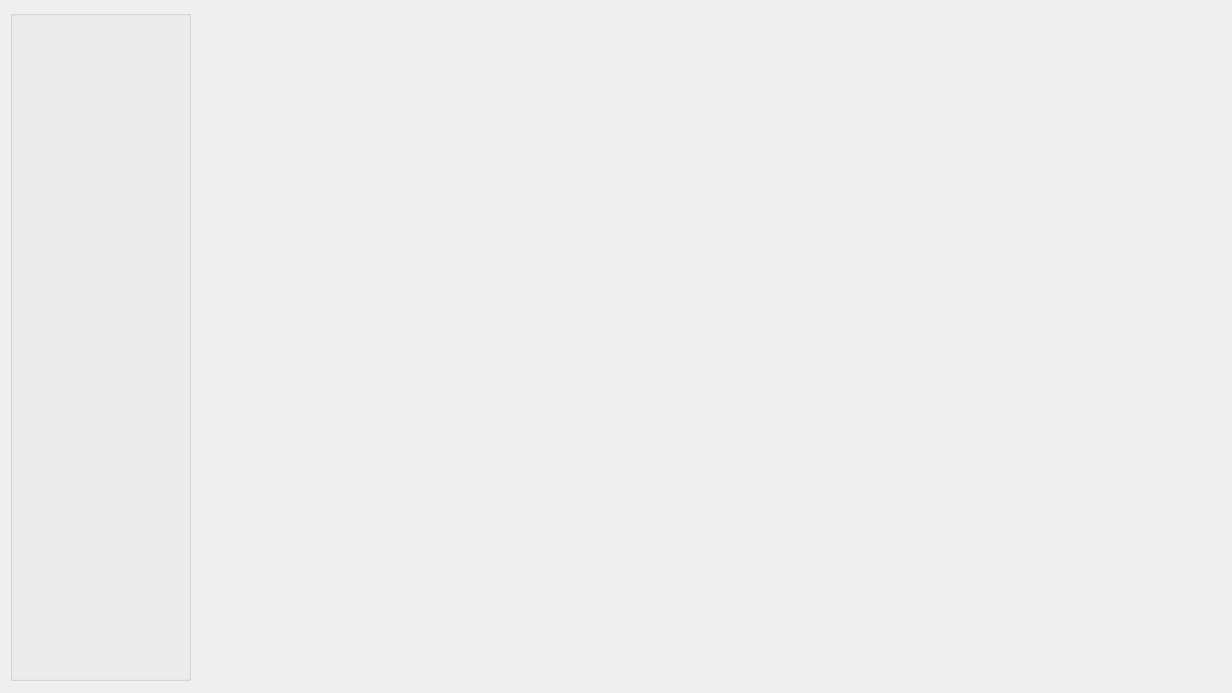
The window that res/layouts/mainWin.ui (Laniel88/HSC2-Python-gui) describes before a commit, drawn with Qt 5.
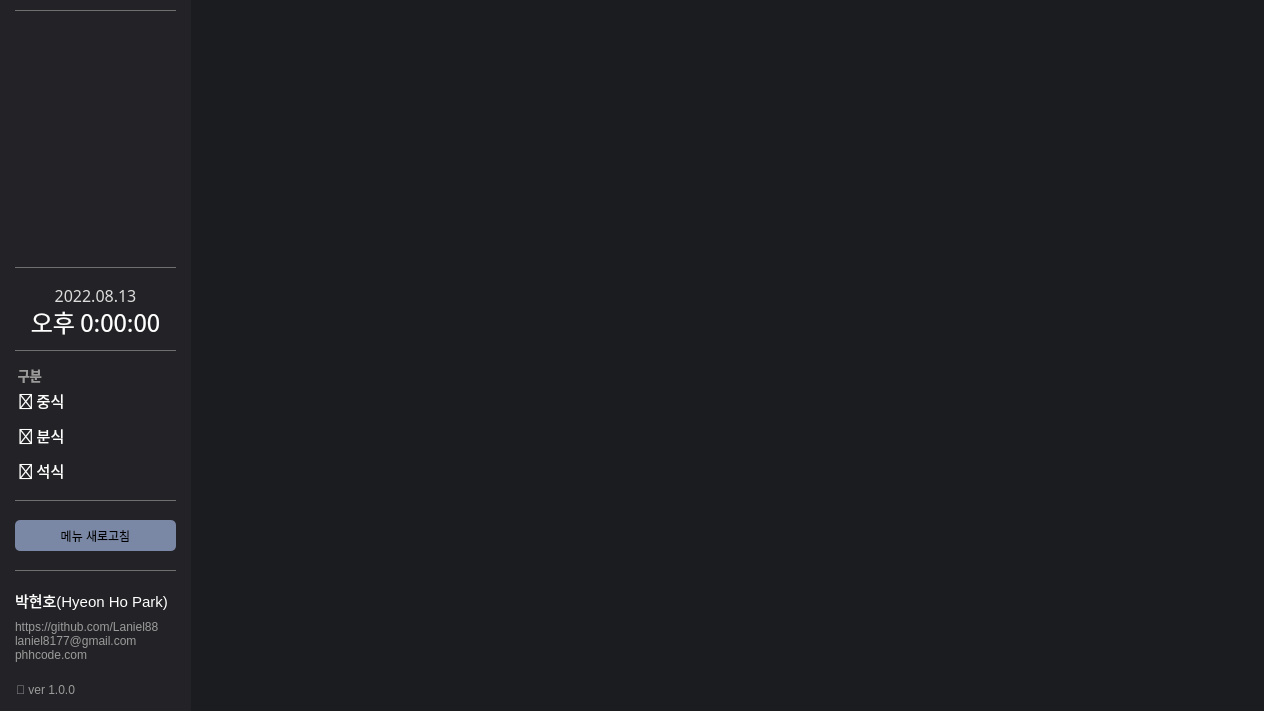
The same window after the commit.

Commit message:
add mainWIn menuBox
font pixel settings need to be added

```diff
--- a/res/layouts/mainWin.ui
+++ b/res/layouts/mainWin.ui
@@ -6,8 +6,8 @@
    <rect>
     <x>0</x>
     <y>0</y>
-    <width>1232</width>
-    <height>693</height>
+    <width>1264</width>
+    <height>711</height>
    </rect>
   </property>
   <property name="sizePolicy">
@@ -19,14 +19,20 @@
   <property name="windowTitle">
    <string>MainWindow</string>
   </property>
+  <property name="autoFillBackground">
+   <bool>false</bool>
+  </property>
+  <property name="styleSheet">
+   <string notr="true">background-color: rgb(26, 28, 31);</string>
+  </property>
   <widget class="QWidget" name="centralwidget">
-   <widget class="QGroupBox" name="groupBox">
+   <widget class="QGroupBox" name="menuBar">
     <property name="geometry">
      <rect>
-      <x>10</x>
-      <y>10</y>
-      <width>181</width>
-      <height>671</height>
+      <x>0</x>
+      <y>0</y>
+      <width>191</width>
+      <height>711</height>
      </rect>
     </property>
     <property name="sizePolicy">
@@ -35,9 +41,479 @@
       <verstretch>0</verstretch>
      </sizepolicy>
     </property>
+    <property name="autoFillBackground">
+     <bool>false</bool>
+    </property>
+    <property name="styleSheet">
+     <string notr="true">border: none;
+background-color: rgb(35, 35, 39);</string>
+    </property>
     <property name="title">
      <string/>
     </property>
+    <widget class="QLabel" name="mb_logoLabel">
+     <property name="geometry">
+      <rect>
+       <x>5</x>
+       <y>24</y>
+       <width>181</width>
+       <height>232</height>
+      </rect>
+     </property>
+     <property name="text">
+      <string/>
+     </property>
+    </widget>
+    <widget class="Line" name="mb_hLine1">
+     <property name="geometry">
+      <rect>
+       <x>15</x>
+       <y>267</y>
+       <width>161</width>
+       <height>1</height>
+      </rect>
+     </property>
+     <property name="sizePolicy">
+      <sizepolicy hsizetype="Expanding" vsizetype="Maximum">
+       <horstretch>0</horstretch>
+       <verstretch>0</verstretch>
+      </sizepolicy>
+     </property>
+     <property name="styleSheet">
+      <string notr="true">background-color: rgb(111, 111, 111);</string>
+     </property>
+     <property name="orientation">
+      <enum>Qt::Horizontal</enum>
+     </property>
+    </widget>
+    <widget class="Line" name="mb_hLine0">
+     <property name="geometry">
+      <rect>
+       <x>15</x>
+       <y>10</y>
+       <width>161</width>
+       <height>1</height>
+      </rect>
+     </property>
+     <property name="sizePolicy">
+      <sizepolicy hsizetype="Expanding" vsizetype="Maximum">
+       <horstretch>0</horstretch>
+       <verstretch>0</verstretch>
+      </sizepolicy>
+     </property>
+     <property name="styleSheet">
+      <string notr="true">background-color: rgb(111, 111, 111);</string>
+     </property>
+     <property name="orientation">
+      <enum>Qt::Horizontal</enum>
+     </property>
+    </widget>
+    <widget class="QGroupBox" name="buttonByMeal">
+     <property name="geometry">
+      <rect>
+       <x>15</x>
+       <y>355</y>
+       <width>161</width>
+       <height>141</height>
+      </rect>
+     </property>
+     <property name="title">
+      <string/>
+     </property>
+     <widget class="QPushButton" name="buttonA">
+      <property name="geometry">
+       <rect>
+        <x>0</x>
+        <y>30</y>
+        <width>161</width>
+        <height>31</height>
+       </rect>
+      </property>
+      <property name="font">
+       <font>
+        <family>Agency FB</family>
+        <pointsize>11</pointsize>
+        <weight>50</weight>
+        <bold>false</bold>
+       </font>
+      </property>
+      <property name="cursor">
+       <cursorShape>PointingHandCursor</cursorShape>
+      </property>
+      <property name="styleSheet">
+       <string notr="true">QPushButton{
+	border: none;
+	border-radius: 4px;
+	color: rgb(255, 255, 255);
+	text-align: left;
+}
+QPushButton::hover{
+	background-color: rgb(131, 120, 120);
+	color:rgb(0, 0, 0);
+	
+}</string>
+      </property>
+      <property name="text">
+       <string> 🍱 중식</string>
+      </property>
+     </widget>
+     <widget class="QPushButton" name="buttonB">
+      <property name="geometry">
+       <rect>
+        <x>0</x>
+        <y>65</y>
+        <width>161</width>
+        <height>31</height>
+       </rect>
+      </property>
+      <property name="font">
+       <font>
+        <family>Agency FB</family>
+        <pointsize>11</pointsize>
+        <weight>50</weight>
+        <bold>false</bold>
+       </font>
+      </property>
+      <property name="cursor">
+       <cursorShape>PointingHandCursor</cursorShape>
+      </property>
+      <property name="styleSheet">
+       <string notr="true">QPushButton{
+	border: none;
+	border-radius: 4px;
+	color: rgb(255, 255, 255);
+	text-align: left;
+}
+QPushButton::hover{
+	background-color: rgb(138, 127, 127);
+	color:rgb(0, 0, 0);
+	
+}</string>
+      </property>
+      <property name="text">
+       <string> 🍙 분식</string>
+      </property>
+     </widget>
+     <widget class="QPushButton" name="buttonC">
+      <property name="geometry">
+       <rect>
+        <x>0</x>
+        <y>100</y>
+        <width>161</width>
+        <height>31</height>
+       </rect>
+      </property>
+      <property name="font">
+       <font>
+        <family>Agency FB</family>
+        <pointsize>11</pointsize>
+        <weight>50</weight>
+        <bold>false</bold>
+       </font>
+      </property>
+      <property name="cursor">
+       <cursorShape>PointingHandCursor</cursorShape>
+      </property>
+      <property name="styleSheet">
+       <string notr="true">QPushButton{
+	border: none;
+	border-radius: 4px;
+	color: rgb(255, 255, 255);
+	text-align: left;
+}
+QPushButton::hover{
+	
+	background-color: rgb(131, 120, 120);
+	color:rgb(0, 0, 0);
+	
+}</string>
+      </property>
+      <property name="text">
+       <string> 🍛 석식</string>
+      </property>
+     </widget>
+     <widget class="QLabel" name="buttonInfoLabel">
+      <property name="geometry">
+       <rect>
+        <x>0</x>
+        <y>12</y>
+        <width>161</width>
+        <height>16</height>
+       </rect>
+      </property>
+      <property name="font">
+       <font>
+        <family>Agency FB</family>
+        <pointsize>10</pointsize>
+        <weight>75</weight>
+        <bold>true</bold>
+       </font>
+      </property>
+      <property name="styleSheet">
+       <string notr="true">color: rgb(155, 155, 155);</string>
+      </property>
+      <property name="text">
+       <string> 구분</string>
+      </property>
+     </widget>
+    </widget>
+    <widget class="QLabel" name="timeLabel_Date">
+     <property name="geometry">
+      <rect>
+       <x>15</x>
+       <y>285</y>
+       <width>161</width>
+       <height>21</height>
+      </rect>
+     </property>
+     <property name="font">
+      <font>
+       <family>Agency FB</family>
+       <pointsize>12</pointsize>
+      </font>
+     </property>
+     <property name="styleSheet">
+      <string notr="true">color: rgb(220, 220, 220);</string>
+     </property>
+     <property name="text">
+      <string>2022.08.13</string>
+     </property>
+     <property name="alignment">
+      <set>Qt::AlignCenter</set>
+     </property>
+    </widget>
+    <widget class="Line" name="mb_hLine2">
+     <property name="geometry">
+      <rect>
+       <x>15</x>
+       <y>350</y>
+       <width>161</width>
+       <height>1</height>
+      </rect>
+     </property>
+     <property name="sizePolicy">
+      <sizepolicy hsizetype="Expanding" vsizetype="Maximum">
+       <horstretch>0</horstretch>
+       <verstretch>0</verstretch>
+      </sizepolicy>
+     </property>
+     <property name="styleSheet">
+      <string notr="true">background-color: rgb(111, 111, 111);</string>
+     </property>
+     <property name="orientation">
+      <enum>Qt::Horizontal</enum>
+     </property>
+    </widget>
+    <widget class="QLabel" name="timeLabel_Time">
+     <property name="geometry">
+      <rect>
+       <x>15</x>
+       <y>306</y>
+       <width>161</width>
+       <height>31</height>
+      </rect>
+     </property>
+     <property name="font">
+      <font>
+       <family>Agency FB</family>
+       <pointsize>18</pointsize>
+      </font>
+     </property>
+     <property name="styleSheet">
+      <string notr="true">color: rgb(255, 255, 255);</string>
+     </property>
+     <property name="text">
+      <string>오후 0:00:00</string>
+     </property>
+     <property name="alignment">
+      <set>Qt::AlignCenter</set>
+     </property>
+    </widget>
+    <widget class="Line" name="mb_hLine3">
+     <property name="geometry">
+      <rect>
+       <x>15</x>
+       <y>500</y>
+       <width>161</width>
+       <height>1</height>
+      </rect>
+     </property>
+     <property name="sizePolicy">
+      <sizepolicy hsizetype="Expanding" vsizetype="Maximum">
+       <horstretch>0</horstretch>
+       <verstretch>0</verstretch>
+      </sizepolicy>
+     </property>
+     <property name="styleSheet">
+      <string notr="true">background-color: rgb(111, 111, 111);</string>
+     </property>
+     <property name="orientation">
+      <enum>Qt::Horizontal</enum>
+     </property>
+    </widget>
+    <widget class="QPushButton" name="refreshButton">
+     <property name="geometry">
+      <rect>
+       <x>15</x>
+       <y>520</y>
+       <width>161</width>
+       <height>31</height>
+      </rect>
+     </property>
+     <property name="cursor">
+      <cursorShape>PointingHandCursor</cursorShape>
+     </property>
+     <property name="styleSheet">
+      <string notr="true">QPushButton{
+	border-radius: 5px;
+	background-color: rgb(122, 135, 165);
+}
+
+QPushButton::hover{
+	border: 3px solid black;
+	border-color:rgb(100, 111, 135);
+	
+	background-color: rgb(59, 64, 71);
+	color:rgb(255, 255, 255);
+	
+}</string>
+     </property>
+     <property name="text">
+      <string>메뉴 새로고침</string>
+     </property>
+    </widget>
+    <widget class="QLabel" name="Info_InfoLabel">
+     <property name="geometry">
+      <rect>
+       <x>15</x>
+       <y>610</y>
+       <width>191</width>
+       <height>61</height>
+      </rect>
+     </property>
+     <property name="font">
+      <font>
+       <family>Arial</family>
+      </font>
+     </property>
+     <property name="styleSheet">
+      <string notr="true">color:rgb(155, 155, 155);
+background-color: None;</string>
+     </property>
+     <property name="text">
+      <string>https://github.com/Laniel88
+laniel8177@gmail.com
+phhcode.com</string>
+     </property>
+    </widget>
+    <widget class="QLabel" name="Info_NameLabel">
+     <property name="geometry">
+      <rect>
+       <x>15</x>
+       <y>585</y>
+       <width>161</width>
+       <height>31</height>
+      </rect>
+     </property>
+     <property name="font">
+      <font>
+       <family>Arial</family>
+       <pointsize>11</pointsize>
+      </font>
+     </property>
+     <property name="styleSheet">
+      <string notr="true">color: rgb(255,255,255);</string>
+     </property>
+     <property name="text">
+      <string>박현호(Hyeon Ho Park)</string>
+     </property>
+    </widget>
+    <widget class="Line" name="mb_hLine4">
+     <property name="geometry">
+      <rect>
+       <x>15</x>
+       <y>570</y>
+       <width>161</width>
+       <height>1</height>
+      </rect>
+     </property>
+     <property name="sizePolicy">
+      <sizepolicy hsizetype="Expanding" vsizetype="Maximum">
+       <horstretch>0</horstretch>
+       <verstretch>0</verstretch>
+      </sizepolicy>
+     </property>
+     <property name="styleSheet">
+      <string notr="true">background-color: rgb(111, 111, 111);</string>
+     </property>
+     <property name="orientation">
+      <enum>Qt::Horizontal</enum>
+     </property>
+    </widget>
+    <widget class="QLabel" name="versionLabel">
+     <property name="geometry">
+      <rect>
+       <x>16</x>
+       <y>680</y>
+       <width>81</width>
+       <height>20</height>
+      </rect>
+     </property>
+     <property name="font">
+      <font>
+       <family>Arial</family>
+      </font>
+     </property>
+     <property name="styleSheet">
+      <string notr="true">color:rgb(155, 155, 155);</string>
+     </property>
+     <property name="text">
+      <string>💾 ver 1.0.0</string>
+     </property>
+    </widget>
+    <zorder>mb_logoLabel</zorder>
+    <zorder>mb_hLine1</zorder>
+    <zorder>mb_hLine0</zorder>
+    <zorder>buttonByMeal</zorder>
+    <zorder>timeLabel_Date</zorder>
+    <zorder>mb_hLine2</zorder>
+    <zorder>timeLabel_Time</zorder>
+    <zorder>mb_hLine3</zorder>
+    <zorder>refreshButton</zorder>
+    <zorder>Info_NameLabel</zorder>
+    <zorder>mb_hLine4</zorder>
+    <zorder>Info_InfoLabel</zorder>
+    <zorder>versionLabel</zorder>
+   </widget>
+   <widget class="QGroupBox" name="groupBox">
+    <property name="geometry">
+     <rect>
+      <x>192</x>
+      <y>0</y>
+      <width>1071</width>
+      <height>711</height>
+     </rect>
+    </property>
+    <property name="styleSheet">
+     <string notr="true">border:none;
+</string>
+    </property>
+    <property name="title">
+     <string/>
+    </property>
+    <widget class="QLabel" name="refreshGif">
+     <property name="geometry">
+      <rect>
+       <x>467</x>
+       <y>329</y>
+       <width>70</width>
+       <height>70</height>
+      </rect>
+     </property>
+     <property name="text">
+      <string/>
+     </property>
+    </widget>
    </widget>
   </widget>
  </widget>
```
The commit also changes 7 other files.
